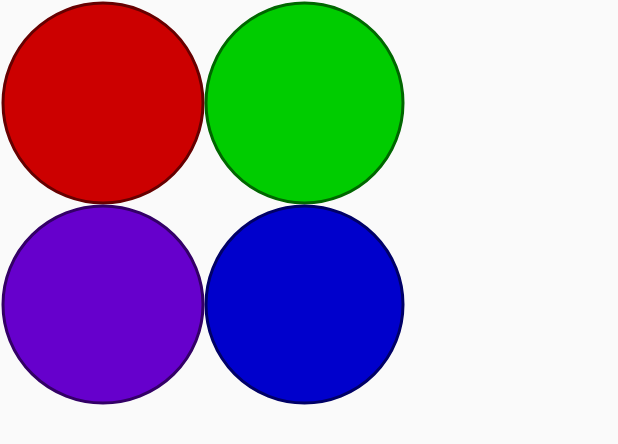
After one commit to john-lay/materia-matters, an Android app: the layout activity_status.xml on its own in the app's theme, with its tools: preview values and no code run, on a phone screen of 412 x 824 dp. The commit adds this screen. Shown: the top 444 px of the screen. Run offline under Robolectric (Android 15) with nearby library versions, the phone set to English and light mode, and no system bars.

Commit message:
render 4 circles as part of UI

```diff
--- /dev/null
+++ b/app/src/main/java/brightspark/pencil/materiamatters/CircleAnimation.java
@@ -0,0 +1,29 @@
+package brightspark.pencil.materiamatters;
+
+import android.view.animation.Animation;
+import android.view.animation.Transformation;
+
+/**
+ * Created by John on 15/03/2016.
+ */
+public class CircleAnimation extends Animation {
+
+    private CircleView circle;
+
+    private float oldAngle;
+    private float newAngle;
+
+    public CircleAnimation(CircleView circle) {
+        //this.oldAngle = circle.getAngle();
+        //this.newAngle = newAngle;
+        this.circle = circle;
+    }
+
+    @Override
+    protected void applyTransformation(float interpolatedTime, Transformation transformation) {
+        float angle = oldAngle + ((newAngle - oldAngle) * interpolatedTime);
+
+        //circle.setAngle(angle);
+        circle.requestLayout();
+    }
+}
--- /dev/null
+++ b/app/src/main/java/brightspark/pencil/materiamatters/CircleView.java
@@ -0,0 +1,114 @@
+package brightspark.pencil.materiamatters;
+
+import android.content.Context;
+import android.graphics.Canvas;
+import android.graphics.Color;
+import android.graphics.Paint;
+import android.graphics.RectF;
+import android.util.AttributeSet;
+import android.view.View;
+
+/**
+ * Created by John on 15/03/2016.
+ */
+public class CircleView extends View {
+
+    public CircleView(Context context, AttributeSet attrs) {
+        super(context, attrs);
+
+
+    }
+
+    @Override
+    protected void onDraw(Canvas canvas) {
+        super.onDraw(canvas);
+
+        final int strokeWidth = 3;
+
+        Paint paint = new Paint();
+        paint.setAntiAlias(true);
+        paint.setStyle(Paint.Style.FILL);
+
+        //fill color
+        paint.setColor(Color.rgb(204, 0, 0));
+
+        //size 200x200 example
+        RectF rect = new RectF(strokeWidth, strokeWidth, 200 + strokeWidth, 200 + strokeWidth);
+
+        // draw filled circle
+        canvas.drawOval(rect, paint);
+
+        // set stroke
+        paint.setStyle(Paint.Style.STROKE);
+        paint.setStrokeWidth(strokeWidth);
+        paint.setColor(Color.rgb(102, 0, 0));
+
+        // draw stroke
+        canvas.drawOval(rect, paint);
+
+        // top right
+        ///////////////////////////////////////////////////////////////////////////
+
+        //size 200x200 example
+        RectF rect2 = new RectF(200 + strokeWidth + strokeWidth, strokeWidth, 400 + strokeWidth, 200 + strokeWidth);
+
+        // set fill
+        paint.setStyle(Paint.Style.FILL);
+        paint.setColor(Color.rgb(0, 204, 0));
+
+        // draw filled circle
+        canvas.drawOval(rect2, paint);
+
+        // set stroke
+        paint.setStyle(Paint.Style.STROKE);
+        paint.setStrokeWidth(strokeWidth);
+        paint.setColor(Color.rgb(0, 102, 0));
+
+        // draw stroke
+        canvas.drawOval(rect2, paint);
+
+        // bottom right
+        ///////////////////////////////////////////////////////////////////////////
+
+        //size 200x200 example
+        RectF rect3 = new RectF(200 + strokeWidth + strokeWidth, 200 + strokeWidth + strokeWidth, 400 + strokeWidth, 400 + strokeWidth);
+
+        // set fill
+        paint.setStyle(Paint.Style.FILL);
+        paint.setColor(Color.rgb(0, 0, 204));
+
+        // draw filled circle
+        canvas.drawOval(rect3, paint);
+
+        // set stroke
+        paint.setStyle(Paint.Style.STROKE);
+        paint.setStrokeWidth(strokeWidth);
+        paint.setColor(Color.rgb(0, 0, 102));
+
+        // draw stroke
+        canvas.drawOval(rect3, paint);
+
+        // bottom left
+        ///////////////////////////////////////////////////////////////////////////
+
+        //size 200x200 example
+        RectF rect4 = new RectF(strokeWidth, 200 + strokeWidth + strokeWidth, 200 + strokeWidth, 400 + strokeWidth);
+
+        // set fill
+        paint.setStyle(Paint.Style.FILL);
+        paint.setColor(Color.rgb(102, 0, 204));
+
+        // draw filled circle
+        canvas.drawOval(rect4, paint);
+
+        // set stroke
+        paint.setStyle(Paint.Style.STROKE);
+        paint.setStrokeWidth(strokeWidth);
+        paint.setColor(Color.rgb(51, 0, 102));
+
+        // draw stroke
+        canvas.drawOval(rect4, paint);
+
+        ///////////////////////////////////////////////////////////////////////////
+    }
+}
--- a/app/src/main/java/brightspark/pencil/materiamatters/MainActivity.java
+++ b/app/src/main/java/brightspark/pencil/materiamatters/MainActivity.java
@@ -26,18 +26,25 @@ public class MainActivity extends AppCompatActivity {
     @Override
     protected void onCreate(Bundle savedInstanceState) {
         super.onCreate(savedInstanceState);
-        setContentView(R.layout.activity_main);
+        //setContentView(R.layout.activity_main);
+        setContentView(R.layout.activity_status);
+
+        CircleView circle = (CircleView) findViewById(R.id.circleView);
+
+        CircleAnimation animation = new CircleAnimation(circle);
+        animation.setDuration(1000);
+        circle.startAnimation(animation);
 
         //setContentView(new MateriaView(this));
-        Button btn = (Button) findViewById(R.id.btn_takePhoto);
-        btn.setOnClickListener(new View.OnClickListener() {
-            @Override
-            public void onClick(View v) {
-//                TextView textView = (TextView)findViewById(R.id.txt_TextView);
-//                textView.setText("Button Clicked");
-                dispatchTakePictureIntent();
-            }
-        });
+//        Button btn = (Button) findViewById(R.id.btn_takePhoto);
+//        btn.setOnClickListener(new View.OnClickListener() {
+//            @Override
+//            public void onClick(View v) {
+////                TextView textView = (TextView)findViewById(R.id.txt_TextView);
+////                textView.setText("Button Clicked");
+//                dispatchTakePictureIntent();
+//            }
+//        });
     }
 
     @Override
--- /dev/null
+++ b/app/src/main/res/layout/activity_status.xml
@@ -0,0 +1,9 @@
+<?xml version="1.0" encoding="utf-8"?>
+<LinearLayout xmlns:android="http://schemas.android.com/apk/res/android"
+    android:orientation="vertical" android:layout_width="match_parent"
+    android:layout_height="match_parent">
+    <brightspark.pencil.materiamatters.CircleView
+        android:id="@+id/circleView"
+        android:layout_width="300dp"
+        android:layout_height="300dp" />
+</LinearLayout>
```
